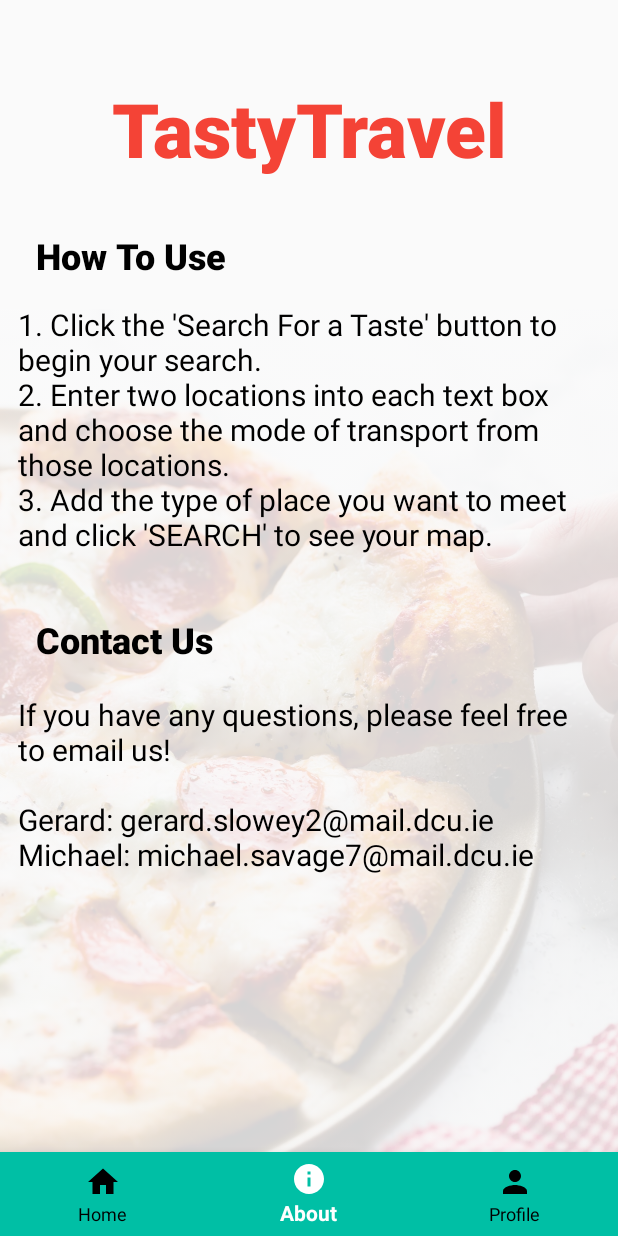
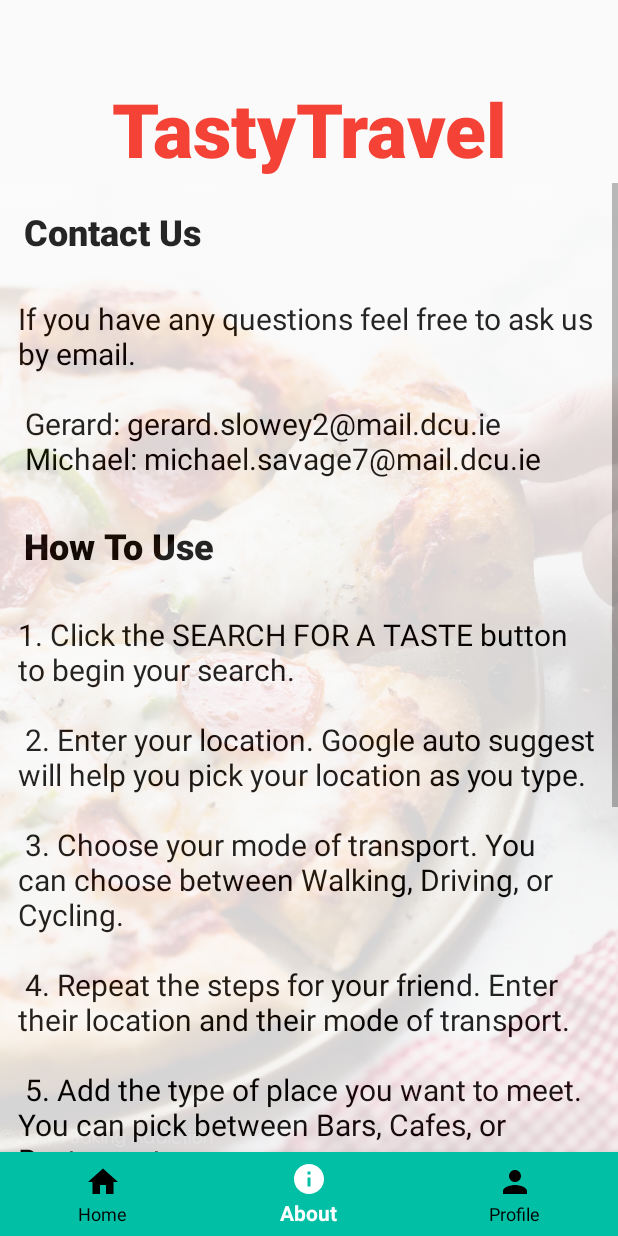
Before and after one commit to michaelssavage/TastyTravel-3rdYearProject, an Android app: the AboutActivity screen opened directly, with no data from a screen before it, on a phone screen of 412 x 824 dp. Run offline under Robolectric (Android 15) with nearby library versions, the phone set to English and light mode, and no system bars; our stand-ins replace Firebase (no records; nobody signed in at launch, a user with empty details on screens opened directly); network calls fail.

Commit message:
working dictionary of place -> coordinates.. JsonParser uses generic Pair class to return items. SavedPlaces is fixed on Ireland. Updated about activity to scrollable and new information. Other formatting.

```diff
--- a/code/app/src/main/AndroidManifest.xml
+++ b/code/app/src/main/AndroidManifest.xml
@@ -33,9 +33,7 @@
             android:name="com.google.android.geo.API_KEY"
             android:value="@string/google_maps_key" />
 
-        <activity
-            android:name=".SavedPlacesActivity"
-            android:label="@string/title_activity_map_saved_places"></activity>
+        <activity android:name=".SavedPlacesActivity"/>
         <activity android:name=".AboutActivity" />
         <activity android:name=".MainActivity" />
         <activity android:name=".MapsActivity" />
--- a/code/app/src/main/java/com/example/tastytravel/AboutActivity.java
+++ b/code/app/src/main/java/com/example/tastytravel/AboutActivity.java
@@ -4,7 +4,11 @@ import androidx.annotation.NonNull;
 import androidx.appcompat.app.AppCompatActivity;
 import android.content.Intent;
 import android.os.Bundle;
+import android.text.method.ScrollingMovementMethod;
 import android.view.MenuItem;
+import android.widget.RelativeLayout;
+import android.widget.ScrollView;
+
 import com.google.android.material.bottomnavigation.BottomNavigationView;
 import com.google.firebase.auth.FirebaseAuth;
 
--- a/code/app/src/main/java/com/example/tastytravel/Utils/ListItem.java
+++ b/code/app/src/main/java/com/example/tastytravel/Utils/ListItem.java
@@ -5,10 +5,12 @@ public class ListItem {
     private String head;
 
     public ListItem(String head) {
+
         this.head = head;
     }
 
     public String getHead() {
+
         return head;
     }
 }
--- a/code/app/src/main/res/layout/activity_about.xml
+++ b/code/app/src/main/res/layout/activity_about.xml
@@ -21,41 +21,27 @@
         app:layout_constraintStart_toStartOf="parent"
         app:layout_constraintTop_toTopOf="parent" />
 
-    <TextView
-        android:id="@+id/about_howto"
+    <ScrollView
+        android:id="@+id/aboutTextLayout"
         android:layout_width="wrap_content"
-        android:layout_height="wrap_content"
-        android:layout_marginTop="32dp"
-        android:elevation="10dp"
-        android:fontFamily="sans-serif-black"
-        android:text="@string/how_to_use"
-        android:textColor="#000000"
-        android:textSize="24sp"
-        android:textStyle="bold"
+        android:layout_height="0dp"
+        app:layout_constraintBottom_toTopOf="@+id/bottomNavBar"
         app:layout_constraintEnd_toEndOf="parent"
-        app:layout_constraintHorizontal_bias="0.085"
-        app:layout_constraintStart_toStartOf="parent"
-        app:layout_constraintTop_toBottomOf="@+id/aboutHeading" />
+        app:layout_constraintStart_toStartOf="@+id/about_img"
+        app:layout_constraintTop_toBottomOf="@+id/aboutHeading">
 
-    <TextView
-        android:id="@+id/about_paragraph"
-        android:layout_width="wrap_content"
-        android:layout_height="199dp"
-        android:layout_marginTop="4dp"
-        android:elevation="10dp"
-        android:padding="12dp"
-        android:text="1. Click the 'Search For a Taste' button to begin your search.\n2. Enter two locations into each text box and choose the mode of transport from those locations. \n3. Add the type of place you want to meet and click 'SEARCH' to see your map. "
-        android:textColor="#000000"
-        android:textSize="20sp"
-        app:layout_constraintEnd_toEndOf="parent"
-        app:layout_constraintStart_toStartOf="parent"
-        app:layout_constraintTop_toBottomOf="@+id/about_howto" />
+        <RelativeLayout
+            android:layout_width="match_parent"
+            android:layout_height="600dp">
 
             <TextView
                 android:id="@+id/about_contact"
                 android:layout_width="wrap_content"
                 android:layout_height="wrap_content"
-        android:layout_marginTop="20dp"
+                android:layout_alignParentStart="true"
+                android:layout_alignParentTop="true"
+                android:layout_marginStart="16dp"
+                android:layout_marginTop="16dp"
                 android:elevation="10dp"
                 android:fontFamily="sans-serif-black"
                 android:text="@string/contact_us"
@@ -65,34 +51,74 @@
                 app:layout_constraintEnd_toEndOf="parent"
                 app:layout_constraintHorizontal_bias="0.082"
                 app:layout_constraintStart_toStartOf="parent"
-        app:layout_constraintTop_toBottomOf="@+id/about_paragraph" />
+                app:layout_constraintTop_toBottomOf="@+id/howToUse_paragraph" />
 
             <TextView
-        android:id="@+id/about_paragraph2"
-        android:layout_width="0dp"
-        android:layout_height="156dp"
-        android:layout_marginTop="8dp"
+                android:id="@+id/Contact_paragraph"
+                android:layout_width="wrap_content"
+                android:layout_height="wrap_content"
+                android:layout_below="@+id/about_contact"
+                android:layout_alignParentStart="true"
+                android:layout_alignParentEnd="true"
+                android:layout_marginStart="0dp"
+                android:layout_marginTop="16dp"
+                android:layout_marginEnd="0dp"
                 android:elevation="10dp"
                 android:padding="12dp"
-        android:text="@string/about_paragraph_2"
+                android:text="@string/contact_Paragraph"
+                android:textColor="#000000"
+                android:textSize="20sp" />
+
+            <TextView
+                android:id="@+id/about_howto"
+                android:layout_width="wrap_content"
+                android:layout_height="wrap_content"
+                android:layout_below="@+id/Contact_paragraph"
+                android:layout_alignParentStart="true"
+                android:layout_marginStart="16dp"
+                android:layout_marginTop="16dp"
+                android:elevation="10dp"
+                android:fontFamily="sans-serif-black"
+                android:text="@string/how_to_use"
+                android:textColor="#000000"
+                android:textSize="24sp"
+                android:textStyle="bold"
+                app:layout_constraintStart_toStartOf="@+id/Contact_paragraph" />
+
+            <TextView
+                android:id="@+id/howToUse_paragraph"
+                android:layout_width="wrap_content"
+                android:layout_height="wrap_content"
+                android:layout_below="@+id/about_howto"
+                android:layout_alignParentStart="true"
+                android:layout_alignParentEnd="true"
+                android:layout_marginStart="0dp"
+                android:layout_marginTop="17dp"
+                android:layout_marginEnd="0dp"
+                android:elevation="10dp"
+                android:padding="12dp"
+                android:text="@string/howToUse_Paragraph"
                 android:textColor="#000000"
                 android:textSize="20sp"
-        app:layout_constraintEnd_toEndOf="parent"
-        app:layout_constraintStart_toStartOf="parent"
-        app:layout_constraintTop_toBottomOf="@+id/about_contact" />
+                app:layout_constraintStart_toEndOf="@+id/about_howto" />
+
+        </RelativeLayout>
+    </ScrollView>
 
     <ImageView
         android:id="@+id/about_img"
-        android:layout_width="wrap_content"
-        android:layout_height="wrap_content"
+        android:layout_width="0dp"
+        android:layout_height="0dp"
         android:adjustViewBounds="true"
         android:alpha=".15"
         android:contentDescription="@string/about_pizza_background"
         android:cropToPadding="true"
-        app:layout_constraintBottom_toBottomOf="parent"
+        android:scaleType="fitXY"
+        app:layout_constraintBottom_toBottomOf="@+id/aboutTextLayout"
         app:layout_constraintEnd_toEndOf="parent"
         app:layout_constraintHorizontal_bias="0.0"
         app:layout_constraintStart_toStartOf="parent"
+        app:layout_constraintTop_toBottomOf="@+id/aboutHeading"
         app:srcCompat="@drawable/about_img" />
 
     <com.google.android.material.bottomnavigation.BottomNavigationView
--- a/code/app/src/main/res/layout/activity_maps.xml
+++ b/code/app/src/main/res/layout/activity_maps.xml
@@ -1,7 +1,5 @@
 <?xml version="1.0" encoding="utf-8"?>
-<RelativeLayout
-    xmlns:android="http://schemas.android.com/apk/res/android"
-    xmlns:app="http://schemas.android.com/apk/res-auto"
+<RelativeLayout xmlns:android="http://schemas.android.com/apk/res/android"
     xmlns:tools="http://schemas.android.com/tools"
     android:layout_width="fill_parent"
     android:layout_height="fill_parent"
--- a/code/app/src/main/res/values/strings.xml
+++ b/code/app/src/main/res/values/strings.xml
@@ -56,8 +56,32 @@
     <string name="logout">Logout</string>
     <string name="how_to_use">How To Use</string>
     <string name="contact_us">Contact Us</string>
-    <string name="about_paragraph_1">TastyTravel will allow you to search for places to meet. Go for a drink or get some food, as long as it is tasty! Directions for two people will be given to improve your travel.</string>
-    <string name="about_paragraph_2">If you have any questions, please feel free to email us!\n\nGerard: gerard.slowey2@mail.dcu.ie\nMichael: michael.savage7@mail.dcu.ie</string>
+    <string name="contact_Paragraph"> If you have any questions feel free to ask us by email.\n
+        \n
+        Gerard: gerard.slowey2@mail.dcu.ie\n
+        Michael: michael.savage7@mail.dcu.ie
+    </string>
+    <string name="howToUse_Paragraph"> 1. Click the SEARCH FOR A TASTE button to begin your search.\n
+        \n
+        2. Enter your location. Google auto suggest will help you pick your location as you type.\n
+        \n
+        3. Choose your mode of transport. You can choose between Walking, Driving, or Cycling.\n
+        \n
+        4. Repeat the steps for your friend. Enter their location and their mode of transport.\n
+        \n
+        5. Add the type of place you want to meet. You can pick between Bars, Cafes, or Restaurants.\n
+        \n
+        6. click SEARCH to see your map.\n
+        \n
+        \n
+        Your map will show your location and your friend\'s location as RED markers. You can click on
+        them to see which one is which.\n
+        \n
+        Our algorithm will pick the best spot to start searching from. It is a BLUE marker.\n
+        \n
+        The black lines around the RED markers represent how far a person can go depending on the
+        mode of transport.
+    </string>
     <string name="about_pizza_background">Pizza background</string>
     <string name="suggested_places">Suggested Places</string>
     <string name="enter_another_location">Enter Another Location</string>
```
Also changed, not shown: code/app/src/main/java/com/example/tastytravel/MapsActivity.java (+13 -5 lines), code/app/src/main/java/com/example/tastytravel/Pair.java (added, +11 -0 lines), code/app/src/main/java/com/example/tastytravel/SavedPlacesActivity.java (+8 -2 lines), code/app/src/main/java/com/example/tastytravel/Utils/JsonParser.java (+24 -3 lines). Lines whose indentation alone changed are shown as unchanged.
